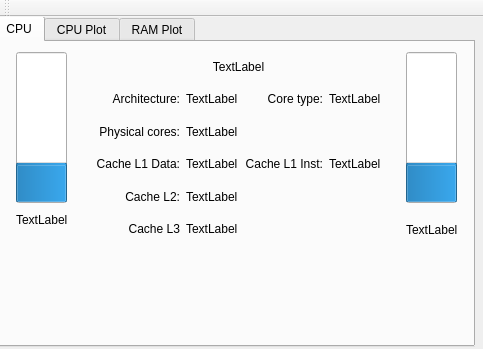
This is mainwindow.ui in el41n/Monitor as Qt 5 draws it before an edit. The edited form follows.
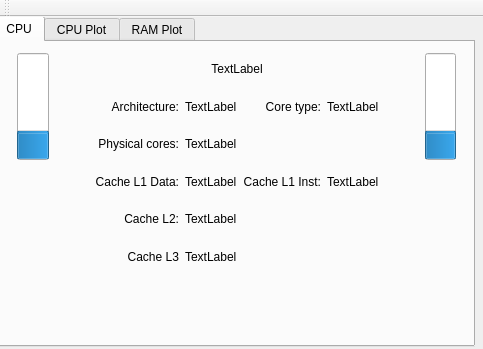
This is the edited form. The open tabs and pages were chosen to show the change. Custom widgets are drawn as their Qt base class.

Commit message: Added delegate class Hardware

What changed in the file:
```diff
--- a/mainwindow.ui
+++ b/mainwindow.ui
@@ -48,17 +48,22 @@
      <attribute name="title">
       <string>CPU</string>
      </attribute>
+     <widget class="QWidget" name="horizontalLayoutWidget">
+      <property name="geometry">
+       <rect>
+        <x>10</x>
+        <y>0</y>
+        <width>461</width>
+        <height>241</height>
+       </rect>
+      </property>
+      <layout class="QHBoxLayout" name="horizontalLayout">
+       <item>
+        <layout class="QVBoxLayout" name="verticalLayout">
+         <item>
      <widget class="QProgressBar" name="CPUProgressBar">
-      <property name="geometry">
-       <rect>
-        <x>20</x>
-        <y>10</y>
-        <width>51</width>
-        <height>151</height>
-       </rect>
-      </property>
       <property name="sizePolicy">
-       <sizepolicy hsizetype="Minimum" vsizetype="Minimum">
+            <sizepolicy hsizetype="Preferred" vsizetype="Preferred">
         <horstretch>0</horstretch>
         <verstretch>0</verstretch>
        </sizepolicy>
@@ -76,28 +81,33 @@
        <bool>false</bool>
       </property>
      </widget>
+         </item>
+         <item>
      <widget class="QLabel" name="CPUpercent">
-      <property name="geometry">
-       <rect>
-        <x>20</x>
-        <y>170</y>
-        <width>55</width>
-        <height>16</height>
-       </rect>
-      </property>
       <property name="text">
-       <string>TextLabel</string>
-      </property>
-     </widget>
-     <widget class="QWidget" name="gridLayoutWidget">
-      <property name="geometry">
-       <rect>
-        <x>89</x>
-        <y>0</y>
-        <width>307</width>
-        <height>211</height>
-       </rect>
-      </property>
+            <string/>
+           </property>
+          </widget>
+         </item>
+        </layout>
+       </item>
+       <item>
+        <spacer name="horizontalSpacer">
+         <property name="orientation">
+          <enum>Qt::Horizontal</enum>
+         </property>
+         <property name="sizeType">
+          <enum>QSizePolicy::Fixed</enum>
+         </property>
+         <property name="sizeHint" stdset="0">
+          <size>
+           <width>40</width>
+           <height>20</height>
+          </size>
+         </property>
+        </spacer>
+       </item>
+       <item>
       <layout class="QGridLayout" name="gridLayout">
        <item row="1" column="0">
         <widget class="QLabel" name="label_2">
@@ -229,16 +239,27 @@
         </widget>
        </item>
       </layout>
-     </widget>
+       </item>
+       <item>
+        <spacer name="horizontalSpacer_2">
+         <property name="orientation">
+          <enum>Qt::Horizontal</enum>
+         </property>
+         <property name="sizeType">
+          <enum>QSizePolicy::Fixed</enum>
+         </property>
+         <property name="sizeHint" stdset="0">
+          <size>
+           <width>40</width>
+           <height>20</height>
+          </size>
+         </property>
+        </spacer>
+       </item>
+       <item>
+        <layout class="QVBoxLayout" name="verticalLayout_2">
+         <item>
      <widget class="QProgressBar" name="RAMProgressBar">
-      <property name="geometry">
-       <rect>
-        <x>410</x>
-        <y>10</y>
-        <width>51</width>
-        <height>151</height>
-       </rect>
-      </property>
       <property name="sizePolicy">
        <sizepolicy hsizetype="Minimum" vsizetype="Minimum">
         <horstretch>0</horstretch>
@@ -258,18 +279,17 @@
        <bool>false</bool>
       </property>
      </widget>
+         </item>
+         <item>
      <widget class="QLabel" name="RamPercent">
-      <property name="geometry">
-       <rect>
-        <x>410</x>
-        <y>180</y>
-        <width>55</width>
-        <height>16</height>
-       </rect>
-      </property>
       <property name="text">
-       <string>TextLabel</string>
-      </property>
+            <string/>
+           </property>
+          </widget>
+         </item>
+        </layout>
+       </item>
+      </layout>
      </widget>
     </widget>
     <widget class="QWidget" name="tab_2">
```
Left out of the diff: 104 changed lines with no effect on the pictures. Lines whose indentation alone changed are shown as unchanged. The commit also changes 12 other files.
